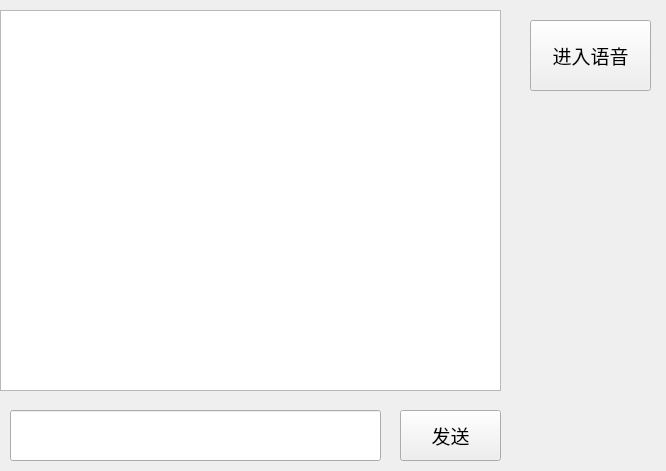
Before: the Qt Designer form MyUI/MultiMessage.ui in DoubleZeroWater/LocalChat, drawn with Qt 5.
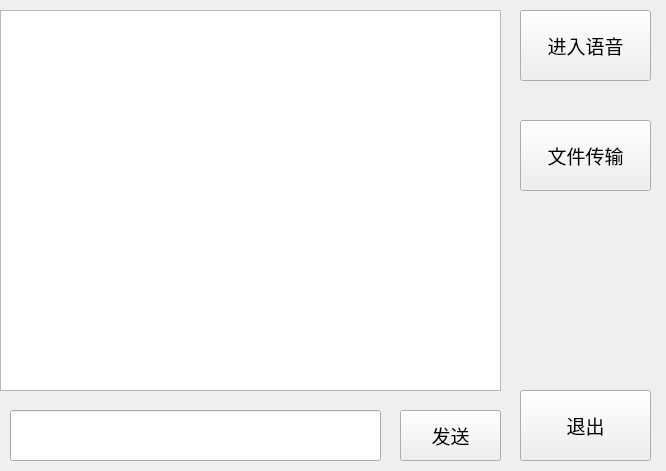
After: the same form once the commit is applied.

Commit message: Robustness for MultiMessageWindow.

Diff of the .ui file:
```diff
--- a/MyUI/MultiMessage.ui
+++ b/MyUI/MultiMessage.ui
@@ -55,9 +55,9 @@
         <widget class="QPushButton" name="pushButton_2">
             <property name="geometry">
                 <rect>
-                    <x>530</x>
-                    <y>20</y>
-                    <width>121</width>
+                    <x>520</x>
+                    <y>10</y>
+                    <width>131</width>
                     <height>71</height>
                 </rect>
             </property>
@@ -71,6 +71,44 @@
                 <string>进入语音</string>
             </property>
         </widget>
+        <widget class="QPushButton" name="pushButton_3">
+            <property name="geometry">
+                <rect>
+                    <x>520</x>
+                    <y>390</y>
+                    <width>131</width>
+                    <height>71</height>
+                </rect>
+            </property>
+            <property name="font">
+                <font>
+                    <family>等线</family>
+                    <pointsize>14</pointsize>
+                </font>
+            </property>
+            <property name="text">
+                <string>退出</string>
+            </property>
+        </widget>
+        <widget class="QPushButton" name="pushButton_4">
+            <property name="geometry">
+                <rect>
+                    <x>520</x>
+                    <y>120</y>
+                    <width>131</width>
+                    <height>71</height>
+                </rect>
+            </property>
+            <property name="font">
+                <font>
+                    <family>等线</family>
+                    <pointsize>14</pointsize>
+                </font>
+            </property>
+            <property name="text">
+                <string>文件传输</string>
+            </property>
+        </widget>
     </widget>
     <resources/>
     <connections/>
```
The commit also changes 10 other files.
